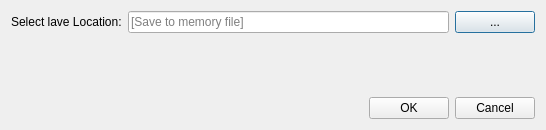
Qt form CreateNew_Entrance_dialog_base.ui (spacesyntax/UrbanDataInputTool) before a commit.
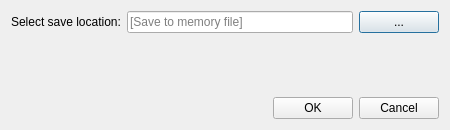
The same form after that commit.

The edit to the form file:
```diff
--- a/CreateNew_Entrance_dialog_base.ui
+++ b/CreateNew_Entrance_dialog_base.ui
@@ -6,7 +6,7 @@
    <rect>
     <x>0</x>
     <y>0</y>
-    <width>546</width>
+    <width>450</width>
     <height>130</height>
    </rect>
   </property>
@@ -18,7 +18,7 @@
   </property>
   <property name="minimumSize">
    <size>
-    <width>0</width>
+    <width>250</width>
     <height>130</height>
    </size>
   </property>
@@ -31,10 +31,8 @@
   <property name="windowTitle">
    <string>Create new entrance layer</string>
   </property>
-  <layout class="QVBoxLayout" name="verticalLayout">
-   <item>
     <layout class="QGridLayout" name="gridLayout">
-     <item row="1" column="3">
+   <item row="0" column="3">
       <widget class="QPushButton" name="pushButtonSelectLocationEntrance">
        <property name="sizePolicy">
         <sizepolicy hsizetype="Maximum" vsizetype="Fixed">
@@ -47,20 +45,20 @@
        </property>
       </widget>
      </item>
-     <item row="3" column="2">
-      <widget class="QPushButton" name="pushButtonEntrancesNewFileDLG">
+   <item row="0" column="0">
+    <widget class="QLabel" name="label">
        <property name="sizePolicy">
-        <sizepolicy hsizetype="Maximum" vsizetype="Fixed">
+      <sizepolicy hsizetype="Maximum" vsizetype="Maximum">
          <horstretch>0</horstretch>
          <verstretch>0</verstretch>
         </sizepolicy>
        </property>
        <property name="text">
-        <string>OK</string>
+      <string>Select save location:</string>
        </property>
       </widget>
      </item>
-     <item row="2" column="2">
+   <item row="1" column="1">
       <spacer name="verticalSpacer">
        <property name="orientation">
         <enum>Qt::Vertical</enum>
@@ -68,25 +66,12 @@
        <property name="sizeHint" stdset="0">
         <size>
          <width>20</width>
-         <height>20</height>
+       <height>42</height>
         </size>
        </property>
       </spacer>
      </item>
-     <item row="1" column="0">
-      <widget class="QLabel" name="label">
-       <property name="sizePolicy">
-        <sizepolicy hsizetype="Maximum" vsizetype="Maximum">
-         <horstretch>0</horstretch>
-         <verstretch>0</verstretch>
-        </sizepolicy>
-       </property>
-       <property name="text">
-        <string>Select lave Location:</string>
-       </property>
-      </widget>
-     </item>
-     <item row="3" column="3">
+   <item row="2" column="3">
       <widget class="QPushButton" name="closePopUpEntrancesButton">
        <property name="sizePolicy">
         <sizepolicy hsizetype="Maximum" vsizetype="Fixed">
@@ -99,14 +84,25 @@
        </property>
       </widget>
      </item>
-     <item row="1" column="1" colspan="2">
+   <item row="2" column="2">
+    <widget class="QPushButton" name="pushButtonEntrancesNewFileDLG">
+     <property name="sizePolicy">
+      <sizepolicy hsizetype="Maximum" vsizetype="Fixed">
+       <horstretch>0</horstretch>
+       <verstretch>0</verstretch>
+      </sizepolicy>
+     </property>
+     <property name="text">
+      <string>OK</string>
+     </property>
+    </widget>
+   </item>
+   <item row="0" column="1" colspan="2">
       <widget class="QLineEdit" name="lineEditEntrances">
        <property name="placeholderText">
         <string>[Save to memory file]</string>
        </property>
       </widget>
-     </item>
-    </layout>
    </item>
   </layout>
  </widget>
```
Lines whose indentation alone changed are shown as unchanged.
